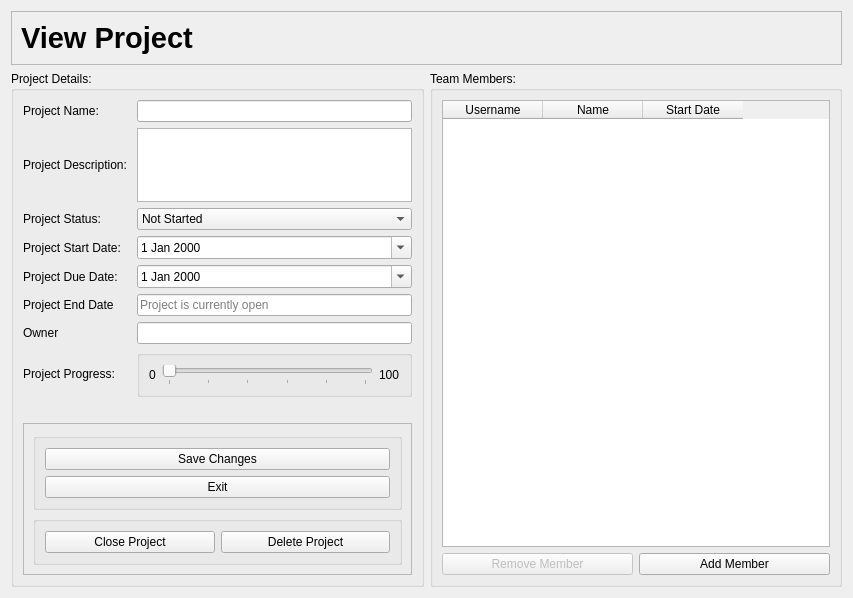
yasar12123/Soft27101-PMS, file ui/viewProjectDialog.ui: the form before one commit.
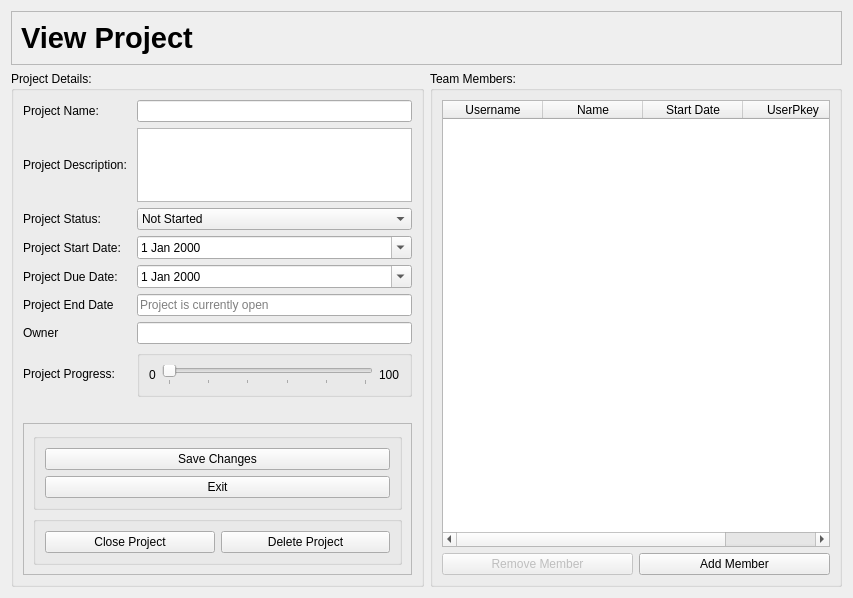
The form after the commit.

Commit message: fixed sorting and dates to uk format, added in user time line to profile

```diff
--- a/ui/viewProjectDialog.ui
+++ b/ui/viewProjectDialog.ui
@@ -42,6 +42,11 @@
             <string>Start Date</string>
            </property>
           </column>
+          <column>
+           <property name="text">
+            <string>UserPkey</string>
+           </property>
+          </column>
          </widget>
         </item>
         <item>
```
The commit also changes 34 other files.
